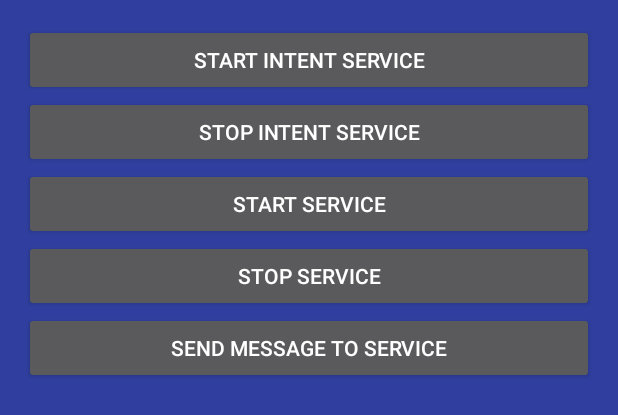
After one commit to zhangfh/android, an Android app: the layout activity_service.xml on its own in the app's theme, with its tools: preview values and no code run, on a phone screen of 412 x 824 dp. The commit adds this screen. Shown: the top 415 px of the screen. Run offline under Robolectric (Android 15) with nearby library versions, the phone set to English and light mode, and no system bars.

Commit message:
scratch 0.6

```diff
--- a/Scratch/app/src/main/AndroidManifest.xml
+++ b/Scratch/app/src/main/AndroidManifest.xml
@@ -49,7 +49,10 @@
             android:exported="true" >
         </service>
 
-
+        <activity android:name=".ServiceActivity"></activity>
+        <service android:name=".service.MyIntentService" android:enabled="true"/>
+        <service android:name=".service.MyService"  android:enabled="true"/>
+        <service android:name=".service.ConvertService" android:process=":convertprc"/>
 
     </application>
     <uses-permission android:name="android.permission.ACCESS_WIFI_STATE"></uses-permission>
--- a/Scratch/app/src/main/res/layout/activity_main.xml
+++ b/Scratch/app/src/main/res/layout/activity_main.xml
@@ -87,9 +87,9 @@
     <Button
         android:layout_width="match_parent"
         android:layout_height="wrap_content"
-        android:id="@+id/test1"
+        android:id="@+id/servicetest"
         android:layout_below="@id/starthttpserver"
-        android:text="start http server"/>
+        android:text="android Server Test"/>
 
 </RelativeLayout>
 </ScrollView>
--- /dev/null
+++ b/Scratch/app/src/main/res/layout/activity_service.xml
@@ -0,0 +1,47 @@
+<?xml version="1.0" encoding="utf-8"?>
+<LinearLayout xmlns:android="http://schemas.android.com/apk/res/android"
+              android:layout_width="match_parent"
+              android:layout_height="match_parent"
+              xmlns:tools="http://schemas.android.com/tools"
+              android:background="?attr/colorPrimaryDark"
+              android:padding="16dp"
+              android:theme="@style/ThemeOverlay.AppCompat.Dark"
+              android:orientation="vertical"
+    >
+
+
+
+    <Button
+        android:layout_width="match_parent"
+        android:layout_height="wrap_content"
+        android:id="@+id/start_intent_service"
+
+        android:text="start intent service"/>
+    <Button
+        android:layout_width="match_parent"
+        android:layout_height="wrap_content"
+        android:id="@+id/stop_intent_service"
+
+        android:text="stop intent service"/>
+
+    <Button
+    android:layout_width="match_parent"
+    android:layout_height="wrap_content"
+    android:id="@+id/start__service"
+
+    android:text="start service"/>
+
+    <Button
+    android:layout_width="match_parent"
+    android:layout_height="wrap_content"
+    android:id="@+id/stop__service"
+
+    android:text="stop service"/>
+
+    <Button
+        android:layout_width="match_parent"
+        android:layout_height="wrap_content"
+        android:id="@+id/sendMessageToService"
+
+        android:text="send Message to Service"/>
+</LinearLayout>
```
Also changed, not shown: Scratch/app/src/main/java/com/lst/burns/scratch/MainActivity.java (+8 -1 lines), Scratch/app/src/main/java/com/lst/burns/scratch/ServiceActivity.java (added, +151 -0 lines), Scratch/app/src/main/java/com/lst/burns/scratch/service/ConvertService.java (added, +55 -0 lines), Scratch/app/src/main/java/com/lst/burns/scratch/service/MyIntentService.java (added, +31 -0 lines), Scratch/app/src/main/java/com/lst/burns/scratch/service/MyService.java (added, +31 -0 lines), 1 other file.
